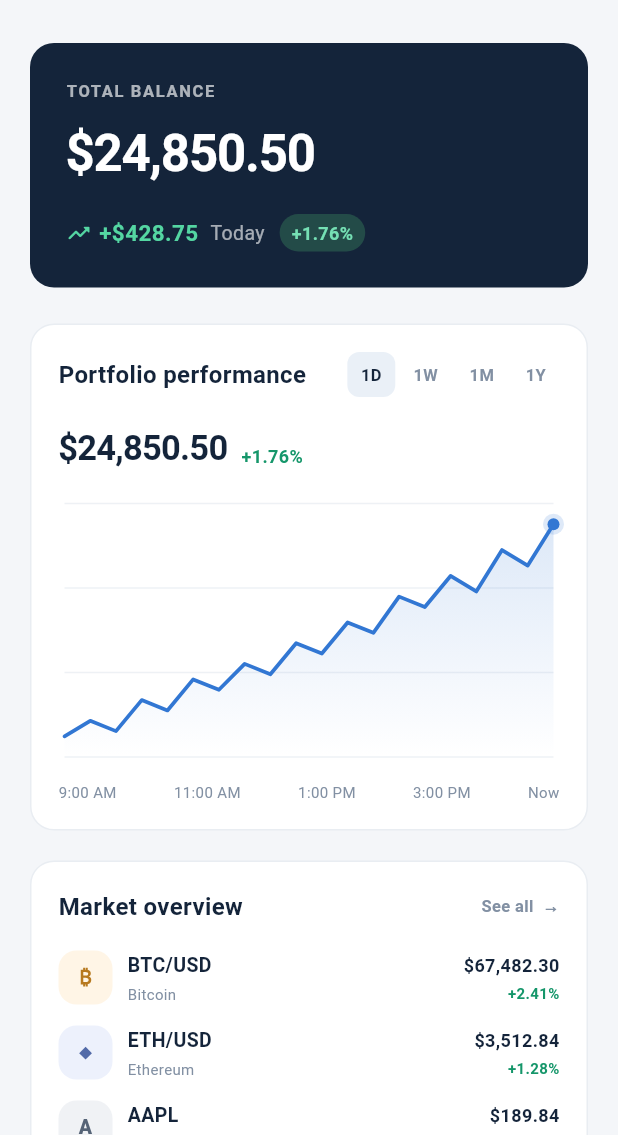
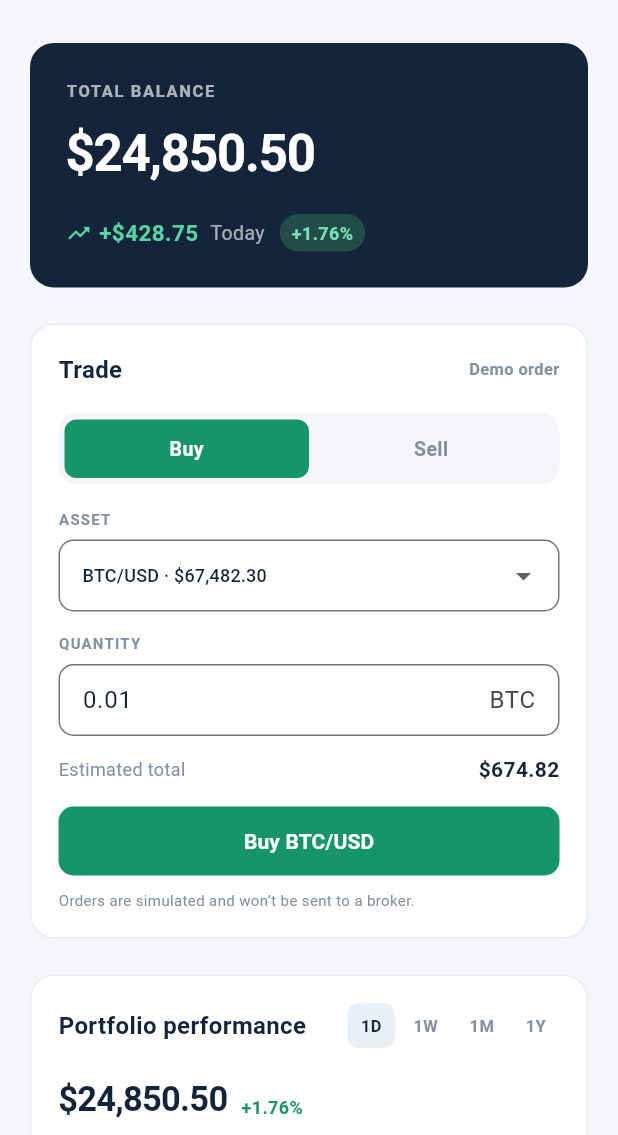
Before and after one commit to AreejZuhairi/trading_dashboard, a Flutter app: the screen it shows after launch, on a phone screen of 412 x 824 dp, the part 101-1236 px from its top. Run offline on Flutter 3.47's test engine with Material 3 defaults, Android fonts, the phone set to English and light mode, and no system bars.

Commit message:
add buy and sell

```diff
--- a/lib/main.dart
+++ b/lib/main.dart
@@ -37,6 +37,7 @@ class DashboardPage extends StatefulWidget {
 
 class _DashboardPageState extends State<DashboardPage> {
   String timeframe = '1D';
+  String tradeAction = 'Buy';
 
   @override
   Widget build(BuildContext context) => Scaffold(
@@ -54,6 +55,11 @@ class _DashboardPageState extends State<DashboardPage> {
                         _Header(wide: wide),
                         const SizedBox(height: 26),
                         _PortfolioCard(wide: wide),
+                        const SizedBox(height: 24),
+                        _TradeCard(
+                          action: tradeAction,
+                          onActionChanged: (value) => setState(() => tradeAction = value),
+                        ),
                         const SizedBox(height: 24),
                         if (wide)
                           Row(crossAxisAlignment: CrossAxisAlignment.start, children: [
@@ -88,6 +94,89 @@ class _DashboardPageState extends State<DashboardPage> {
           }),
         ),
       );
+}
+
+class _TradeCard extends StatefulWidget {
+  const _TradeCard({required this.action, required this.onActionChanged});
+  final String action;
+  final ValueChanged<String> onActionChanged;
+
+  @override
+  State<_TradeCard> createState() => _TradeCardState();
+}
+
+class _TradeCardState extends State<_TradeCard> {
+  String symbol = 'BTC/USD';
+  final quantityController = TextEditingController(text: '0.01');
+
+  double get price => double.parse(markets
+      .firstWhere((item) => item.symbol == symbol)
+      .price
+      .replaceAll(r'$', '')
+      .replaceAll(',', ''));
+
+  double get quantity => double.tryParse(quantityController.text) ?? 0;
+
+  @override
+  void dispose() {
+    quantityController.dispose();
+    super.dispose();
+  }
+
+  @override
+  Widget build(BuildContext context) {
+    final buying = widget.action == 'Buy';
+    final accent = buying ? green : red;
+    return _Card(
+      title: 'Trade',
+      trailing: const Text('Demo order', style: TextStyle(color: muted, fontSize: 11, fontWeight: FontWeight.w600)),
+      child: Column(crossAxisAlignment: CrossAxisAlignment.start, children: [
+        Container(
+          padding: const EdgeInsets.all(4),
+          decoration: BoxDecoration(color: canvas, borderRadius: BorderRadius.circular(11)),
+          child: Row(children: ['Buy', 'Sell'].map((action) => Expanded(
+            child: InkWell(
+              borderRadius: BorderRadius.circular(8),
+              onTap: () => widget.onActionChanged(action),
+              child: Container(
+                padding: const EdgeInsets.symmetric(vertical: 10),
+                decoration: BoxDecoration(color: widget.action == action ? (action == 'Buy' ? green : red) : Colors.transparent, borderRadius: BorderRadius.circular(8)),
+                child: Text(action, textAlign: TextAlign.center, style: TextStyle(color: widget.action == action ? Colors.white : muted, fontWeight: FontWeight.w700, fontSize: 13)),
+              ),
+            ),
+          )).toList()),
+        ),
+        const SizedBox(height: 16),
+        const Text('ASSET', style: TextStyle(fontSize: 10, color: muted, fontWeight: FontWeight.w700, letterSpacing: .8)),
+        const SizedBox(height: 7),
+        DropdownButtonFormField<String>(
+          value: symbol,
+          decoration: InputDecoration(isDense: true, border: OutlineInputBorder(borderRadius: BorderRadius.circular(10), borderSide: const BorderSide(color: Color(0xFFE5EAF0))), contentPadding: const EdgeInsets.symmetric(horizontal: 12, vertical: 12)),
+          items: markets.map((item) => DropdownMenuItem(value: item.symbol, child: Text('${item.symbol} · ${item.price}', style: const TextStyle(fontSize: 12)))).toList(),
+          onChanged: (value) => setState(() { if (value != null) symbol = value; }),
+        ),
+        const SizedBox(height: 14),
+        const Text('QUANTITY', style: TextStyle(fontSize: 10, color: muted, fontWeight: FontWeight.w700, letterSpacing: .8)),
+        const SizedBox(height: 7),
+        TextField(
+          controller: quantityController,
+          keyboardType: const TextInputType.numberWithOptions(decimal: true),
+          onChanged: (_) => setState(() {}),
+          decoration: InputDecoration(suffixText: symbol.contains('/') ? symbol.split('/').first : 'shares', border: OutlineInputBorder(borderRadius: BorderRadius.circular(10), borderSide: const BorderSide(color: Color(0xFFE5EAF0))), contentPadding: const EdgeInsets.symmetric(horizontal: 12, vertical: 12)),
+        ),
+        const SizedBox(height: 12),
+        Row(children: [const Expanded(child: Text('Estimated total', style: TextStyle(color: muted, fontSize: 12))), Text('\$${(price * quantity).toStringAsFixed(2)}', style: const TextStyle(fontWeight: FontWeight.w700, fontSize: 14))]),
+        const SizedBox(height: 14),
+        SizedBox(width: double.infinity, child: FilledButton(
+          style: FilledButton.styleFrom(backgroundColor: accent, foregroundColor: Colors.white, padding: const EdgeInsets.symmetric(vertical: 13), shape: RoundedRectangleBorder(borderRadius: BorderRadius.circular(10))),
+          onPressed: quantity > 0 ? () => ScaffoldMessenger.of(context).showSnackBar(SnackBar(content: Text('${widget.action} order for $quantity $symbol placed in demo mode.'))) : null,
+          child: Text('${widget.action} $symbol', style: const TextStyle(fontWeight: FontWeight.w700)),
+        )),
+        const SizedBox(height: 8),
+        const Text('Orders are simulated and won’t be sent to a broker.', style: TextStyle(color: muted, fontSize: 10)),
+      ]),
+    );
+  }
 }
 
 class _Header extends StatelessWidget {
```
